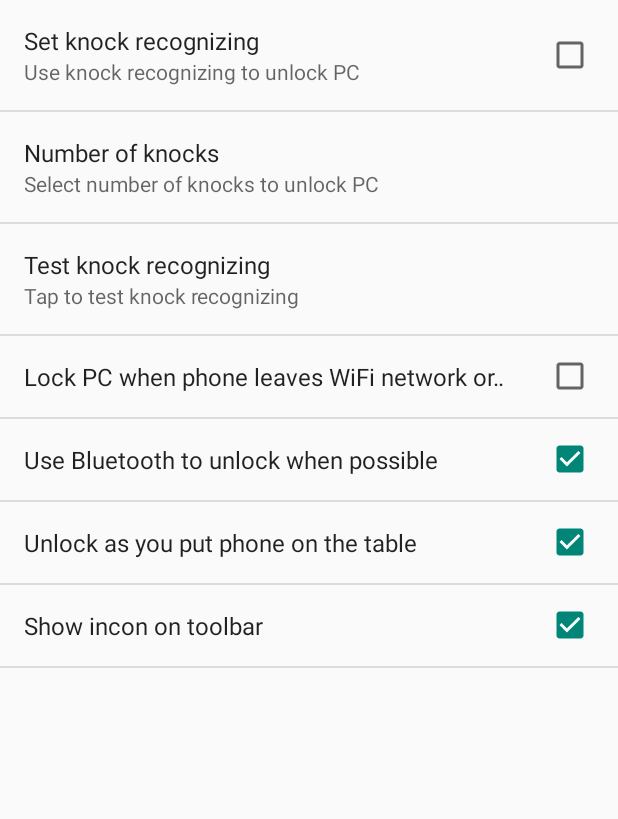
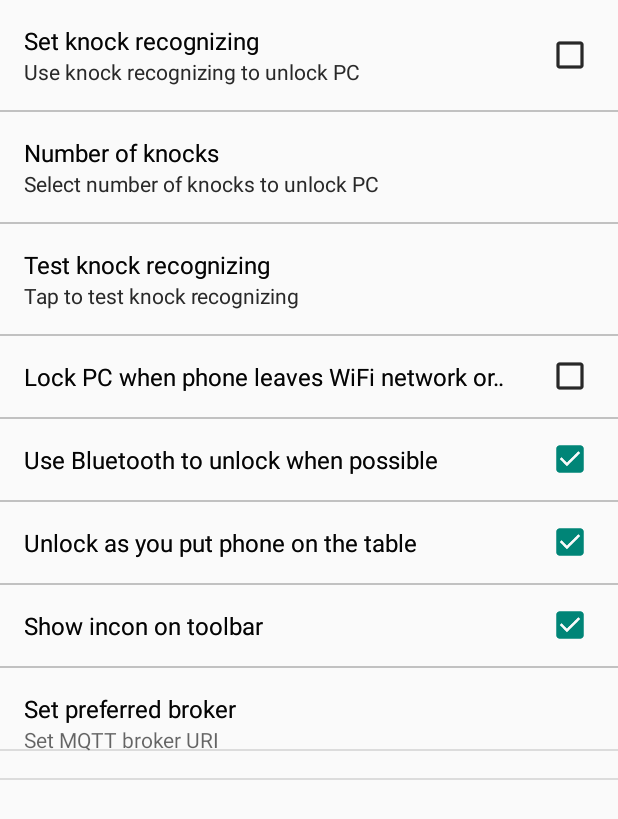
Before and after one commit to SafeJKA/RohosLogonMobile, an Android app: the Settings screen opened directly, with no data from a screen before it, on a phone screen of 412 x 824 dp. Shown: the top 819 px of the screen. Run offline under Robolectric (Android 15) with nearby library versions, the phone set to English and light mode, and no system bars.

Commit message:
Update to Rohos Logon Mobile: 1. Added string preference for broker URI. 2. Updated connection setup: now the app connects to the prefered broker, if it is not available - to the default one. The default is hivemq. 3. When the user updates the broker uri - the summary is updated so the user can see if he wrote it correctly

```diff
--- a/Android/RohosLogonKey/src/main/java/com/rohos/logon1/Settings.java
+++ b/Android/RohosLogonKey/src/main/java/com/rohos/logon1/Settings.java
@@ -5,55 +5,125 @@ import android.app.FragmentTransaction;
 import android.content.DialogInterface;
 import android.content.Intent;
 import android.os.Bundle;
+import android.preference.EditTextPreference;
+import android.preference.Preference;
+
 import android.preference.PreferenceActivity;
 import android.app.FragmentManager;
 import android.util.Log;
 
+import android.content.SharedPreferences;
+import android.content.SharedPreferences.OnSharedPreferenceChangeListener;
+
 import com.rohos.logon1.services.KnockService;
 
-public class Settings extends PreferenceActivity {
+public class Settings extends PreferenceActivity implements OnSharedPreferenceChangeListener {
 
     private final String TAG = "Settings";
+    private static final String KEY_EDIT_TEXT_PREFERENCE = "broker";
 
     @Override
-	protected void onCreate(Bundle saveInstanceState){
+    protected void onCreate(Bundle saveInstanceState) {
         super.onCreate(saveInstanceState);
-		try{
+        addPreferencesFromResource(R.xml.settings);
+        try {
+            getPreferenceScreen().getSharedPreferences()
+                    .registerOnSharedPreferenceChangeListener(this);
+        } catch (NullPointerException exc) {
+            exc.printStackTrace();
+        }
+        try {
             FragmentManager fm = getFragmentManager();
             FragmentTransaction ft = fm.beginTransaction();
 
             PrefsFragment pf = new PrefsFragment();
             ft.replace(android.R.id.content, pf);
             ft.commit();
-		}catch(Exception e){
+        } catch (Exception e) {
             Log.e(TAG, e.toString());
         }
     }
 
     @Override
-	protected void onStop(){
+    protected void onResume() {
+        super.onResume();
+        try {
+            getPreferenceScreen().getSharedPreferences()
+                    .registerOnSharedPreferenceChangeListener(this);
+        } catch (NullPointerException exc) {
+            exc.printStackTrace();
+        }
+        updatePreference(KEY_EDIT_TEXT_PREFERENCE);
+    }
+
+    @Override
+    protected void onPause() {
+        super.onPause();
+        // Unregister the listener whenever a key changes
+        try {
+            getPreferenceScreen().getSharedPreferences()
+                    .unregisterOnSharedPreferenceChangeListener(this);
+        } catch (NullPointerException exc) {
+            exc.printStackTrace();
+        }
+    }
+
+    @Override
+    public void onSharedPreferenceChanged(SharedPreferences sharedPreferences,
+                                          String key) {
+        // Toast.makeText(this, sharedPreferenceNewData, Toast.LENGTH_LONG).show();
+        if (key.equals(KEY_EDIT_TEXT_PREFERENCE)) {
+            Preference preference = findPreference(key);
+            if (preference instanceof EditTextPreference) {
+                String sharedPreferenceNewData = sharedPreferences.getString(key, "");
+                if (sharedPreferenceNewData != null && sharedPreferenceNewData.length() > 2) {
+                    preference.setSummary("Broker URI: " + sharedPreferenceNewData);
+                } else {
+                    preference.setSummary("Set Mqtt broker URI");
+                }
+            }
+        }
+    }
+
+    private void updatePreference(String key) {
+        if (key.equals(KEY_EDIT_TEXT_PREFERENCE)) {
+            Preference preference = findPreference(key);
+            if (preference instanceof EditTextPreference) {
+                EditTextPreference editTextPreference = (EditTextPreference) preference;
+                if (editTextPreference.getText().trim().length() > 0) {
+                    editTextPreference.setSummary("Broker URI: " + editTextPreference.getText());
+                } else {
+                    editTextPreference.setSummary("Set MQTT broker URI");
+                }
+            }
+        }
+    }
+
+    @Override
+    protected void onStop() {
         super.onStop();
 
-		try{
-			RohosApplication app = (RohosApplication)getApplication();
+        try {
+            RohosApplication app = (RohosApplication) getApplication();
             app.mTestKnockMod = false;
-		}catch(Exception e){}
+        } catch (Exception e) {
+        }
     }
 
-	public void showAlertDialog(){
-		try{
+    public void showAlertDialog() {
+        try {
             new AlertDialog.Builder(this)
                     .setTitle("Test knock")
                     .setMessage("Knock on the device")
                     .setCancelable(false)
-					.setPositiveButton("Finish", new DialogInterface.OnClickListener(){
+                    .setPositiveButton("Finish", new DialogInterface.OnClickListener() {
                         @Override
                         public void onClick(DialogInterface dialog, int which) {
-							RohosApplication app = (RohosApplication)getApplication();
+                            RohosApplication app = (RohosApplication) getApplication();
                             app.mTestKnockMod = false;
 
                             // Prevent to stop KnockService if the service was started by UPDClient
-							if(app.mContinueDetecting){
+                            if (app.mContinueDetecting) {
                                 stopService(new Intent(Settings.this, KnockService.class));
                             }
 
@@ -61,7 +131,7 @@ public class Settings extends PreferenceActivity {
                         }
                     })
                     .show();
-		}catch(Exception e){
+        } catch (Exception e) {
             Log.e(TAG, e.toString());
         }
     }
--- a/Android/RohosLogonKey/src/main/res/values/pref_defaults.xml
+++ b/Android/RohosLogonKey/src/main/res/values/pref_defaults.xml
@@ -5,4 +5,5 @@
     <bool name="use_bluetooth_d">true</bool>
     <bool name="unlock_on_table_d">true</bool>
     <bool name="show_icon_on_tb">true</bool>
+    <string name="mqtt_broker_res">""</string>
 </resources>
--- a/Android/RohosLogonKey/src/main/res/xml/settings.xml
+++ b/Android/RohosLogonKey/src/main/res/xml/settings.xml
@@ -1,5 +1,6 @@
 
     <PreferenceScreen xmlns:android="http://schemas.android.com/apk/res/android">
+
         <CheckBoxPreference android:key="knock_recog"
             android:defaultValue="@bool/knock_recg_d"
             android:title="@string/knock_recog_title"
@@ -32,4 +33,11 @@
             android:defaultValue="@bool/show_icon_on_tb"
             android:title="@string/show_icon_on_tb_title"
             android:key="show_icon" />
+
+        <EditTextPreference
+            android:key="broker"
+            android:dialogTitle="Set MQTT broker"
+            android:defaultValue="@string/mqtt_broker_res"
+            android:title="Set preferred broker"
+            />
     </PreferenceScreen>
```
Also changed, not shown: Android/RohosLogonKey/src/main/java/com/rohos/logon1/MQTTSender.java (+13 -2 lines), Android/RohosLogonKey/src/main/java/com/rohos/logon1/MainActivity.java (+12 -4 lines), Android/RohosLogonKey/src/main/res/values/strings.xml (indentation only), 1 other file. Lines whose indentation alone changed are shown as unchanged.
